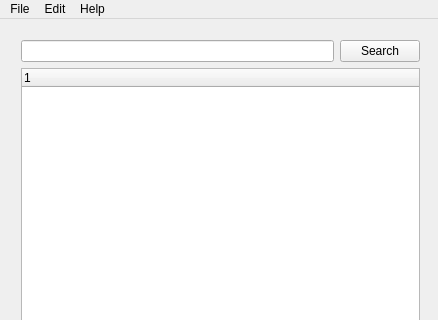
Old version of the form src/mainwindow.ui in the repository ayham-1/ContractNotifier; both pictures show x 0 to 438 and y 0 to 320 of the 438 by 492 pixel window.
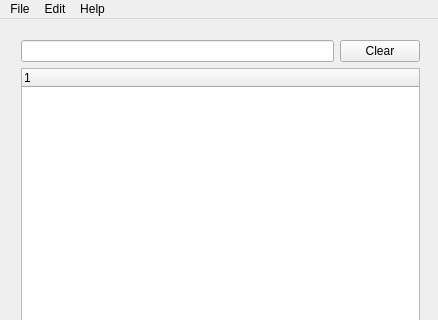
New version of the form.

The edit to the form file:
```diff
--- a/src/mainwindow.ui
+++ b/src/mainwindow.ui
@@ -14,7 +14,7 @@
    <string>Contract Notifier</string>
   </property>
   <widget class="QWidget" name="centralWidget">
-   <widget class="QWidget" name="">
+   <widget class="QWidget" name="layoutWidget">
     <property name="geometry">
      <rect>
       <x>10</x>
@@ -32,7 +32,7 @@
        <item>
         <widget class="QPushButton" name="searchBtn">
          <property name="text">
-          <string>Search</string>
+          <string>Clear</string>
          </property>
         </widget>
        </item>
```
Left out of the diff: 2 changed lines with no effect on the pictures.
